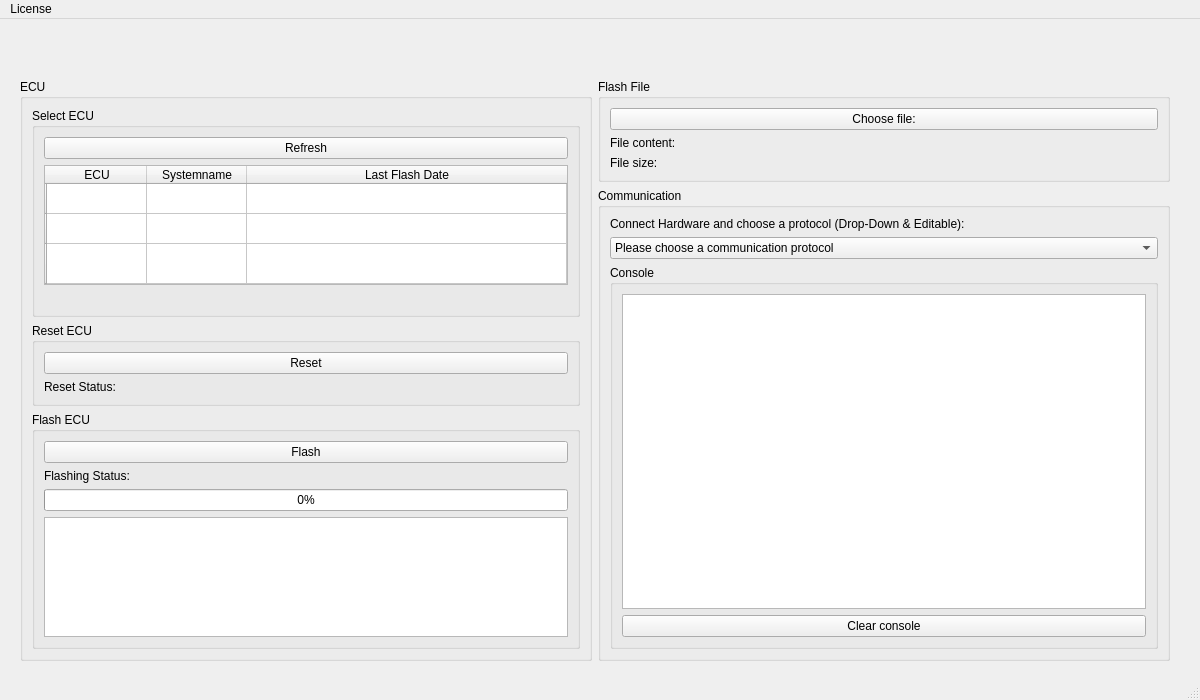
This is WINDOWS_GUI/mainwindow.ui in amosproj/amos2024ss07-updating-flash-boot-loader as Qt 5 draws it before an edit. The edited form follows.
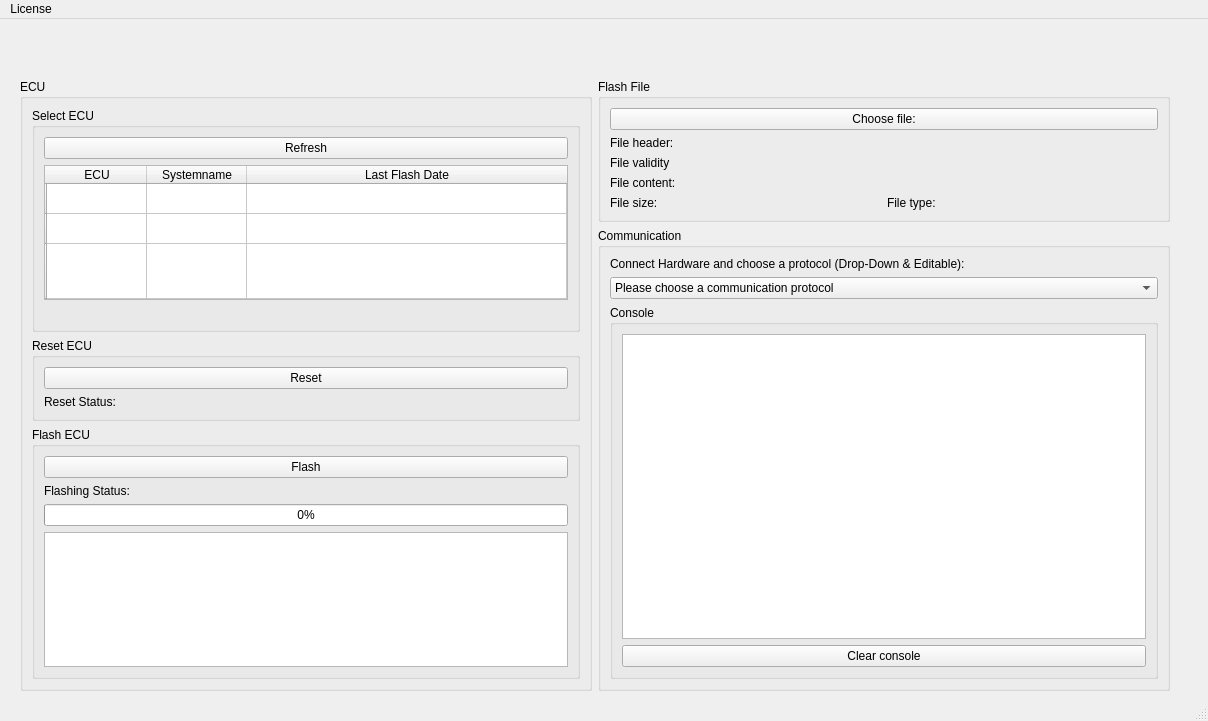
This is the edited form.

Commit message: finished file validation on windows side

```diff
--- a/WINDOWS_GUI/mainwindow.ui
+++ b/WINDOWS_GUI/mainwindow.ui
@@ -6,8 +6,8 @@
    <rect>
     <x>0</x>
     <y>0</y>
-    <width>1200</width>
-    <height>700</height>
+    <width>1208</width>
+    <height>721</height>
    </rect>
   </property>
   <property name="windowTitle">
@@ -20,7 +20,7 @@
       <x>20</x>
       <y>60</y>
       <width>1150</width>
-      <height>583</height>
+      <height>613</height>
      </rect>
     </property>
     <layout class="QHBoxLayout" name="horizontalLayout">
@@ -210,6 +210,20 @@
             </property>
            </widget>
           </item>
+          <item>
+           <widget class="QLabel" name="label_header">
+            <property name="text">
+             <string>File header: </string>
+            </property>
+           </widget>
+          </item>
+          <item>
+           <widget class="QLabel" name="label_valid">
+            <property name="text">
+             <string>File validity</string>
+            </property>
+           </widget>
+          </item>
           <item>
            <widget class="QLabel" name="label_content">
             <property name="text">
@@ -218,12 +232,23 @@
            </widget>
           </item>
           <item>
+           <layout class="QHBoxLayout" name="horizontalLayout_2">
+            <item>
            <widget class="QLabel" name="label_size">
             <property name="text">
              <string>File size:</string>
             </property>
            </widget>
           </item>
+            <item>
+             <widget class="QLabel" name="label_type">
+              <property name="text">
+               <string>File type: </string>
+              </property>
+             </widget>
+            </item>
+           </layout>
+          </item>
          </layout>
         </widget>
        </item>
@@ -310,7 +335,7 @@
     <rect>
      <x>0</x>
      <y>0</y>
-     <width>1200</width>
+     <width>1208</width>
      <height>21</height>
     </rect>
    </property>
```
Lines whose indentation alone changed are shown as unchanged. The commit also changes 2 other files.
